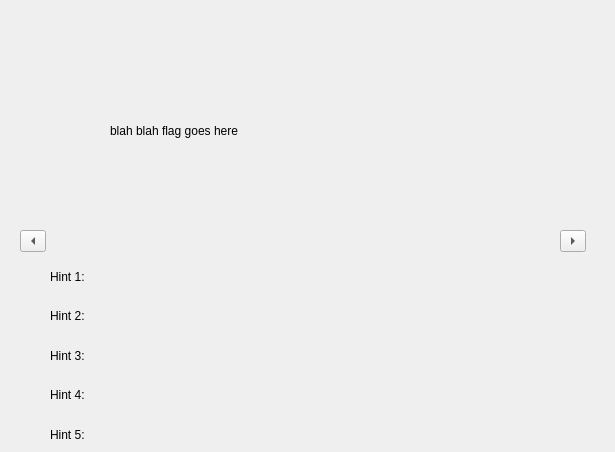
Before: the Qt Designer form studywindow.ui in jesseandringa/FlagApp, drawn with Qt 5.
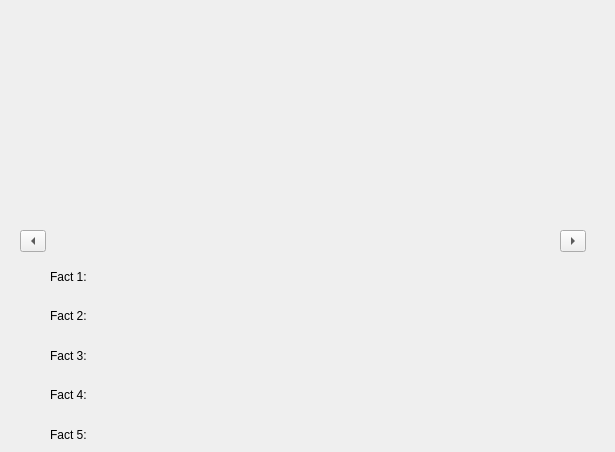
After: the same form once the commit is applied.

Commit message: Finished studywindow functionality

The edit to the form file:
```diff
--- a/studywindow.ui
+++ b/studywindow.ui
@@ -48,14 +48,14 @@
   <widget class="QLabel" name="StudyFlagLabel">
    <property name="geometry">
     <rect>
-     <x>110</x>
-     <y>30</y>
-     <width>361</width>
+     <x>140</x>
+     <y>20</y>
+     <width>351</width>
      <height>201</height>
     </rect>
    </property>
    <property name="text">
-    <string>blah blah flag goes here</string>
+    <string/>
    </property>
   </widget>
   <widget class="QWidget" name="verticalLayoutWidget">
@@ -71,35 +71,35 @@
     <item>
      <widget class="QLabel" name="studyHintLabel1">
       <property name="text">
-       <string>Hint 1:</string>
+       <string>Fact 1:</string>
       </property>
      </widget>
     </item>
     <item>
      <widget class="QLabel" name="studyHintLabel2">
       <property name="text">
-       <string>Hint 2:</string>
+       <string>Fact 2:</string>
       </property>
      </widget>
     </item>
     <item>
      <widget class="QLabel" name="studyHintLabel3">
       <property name="text">
-       <string>Hint 3:</string>
+       <string>Fact 3:</string>
       </property>
      </widget>
     </item>
     <item>
      <widget class="QLabel" name="studyHintLabel4">
       <property name="text">
-       <string>Hint 4:</string>
+       <string>Fact 4:</string>
       </property>
      </widget>
     </item>
     <item>
      <widget class="QLabel" name="studyHintLabel5">
       <property name="text">
-       <string>Hint 5:</string>
+       <string>Fact 5:</string>
       </property>
      </widget>
     </item>
```
The commit also changes 3 other files.
